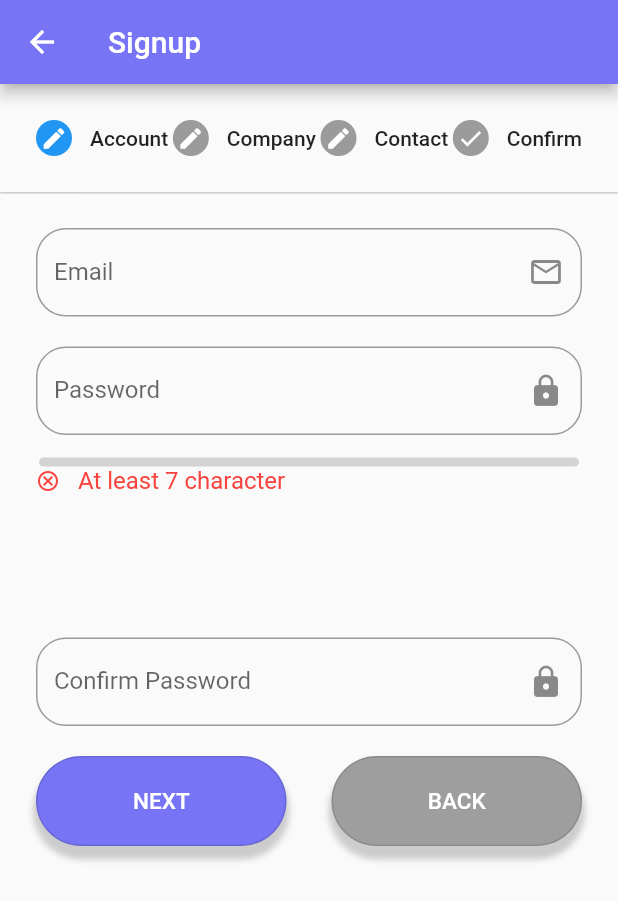
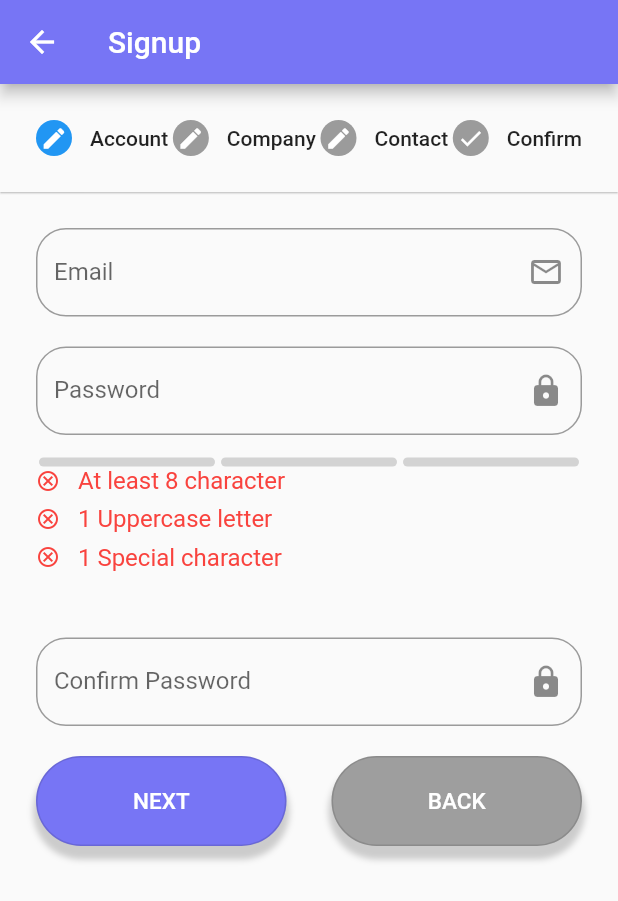
Before and after one commit to YoussefTahaMohammed/FlutterProject, a Flutter app: the Signup screen opened by its route, on a phone screen of 412 x 824 dp. Shown: the top 901 px of the screen. Run offline on Flutter 3.47's test engine with Material 2 defaults, Android fonts, the phone set to English and light mode, and no system bars; drawn by our look-alikes of flutter_pw_validator; our stand-ins replace awesome_dialog, email_validator, flutter_bloc, geocoding, geolocator, google_maps_flutter and 3 more; missing offline and left inert: favorite_button, flutter_polyline_points; accounts and stored records are empty.

Commit message:
LAST Inshaa Allah

```diff
--- a/lib/models/service_model.dart
+++ b/lib/models/service_model.dart
@@ -3,17 +3,20 @@ class ServiceModel {
   final String serviceName;
   final String serviceDescription;
   final int companyId;
+  final String companyName;
 
   ServiceModel({
     required this.id,
     required this.serviceName,
     required this.serviceDescription,
     required this.companyId,
+    required this.companyName,
   });
   factory ServiceModel.fromJson(Map<String,dynamic>json)=>ServiceModel(
       id:json["serviceid"],
       serviceName: json["servicename"],
       serviceDescription: json["servicedescription"],
-      companyId: json["companyid"]
+      companyId: json["companyid"],
+      companyName: json["companyname"]??""
   );
 }
--- a/lib/modules/signup/Signup.dart
+++ b/lib/modules/signup/Signup.dart
@@ -182,7 +182,9 @@ class _SignupState extends State<Signup> {
             SingleChildScrollView(
               child: FlutterPwValidator(
                   controller: pass,
-                  minLength: 7,
+                  minLength: 8,
+                  uppercaseCharCount: 1,
+                  specialCharCount: 1,
                   width: 400,
                   height:100,
                   onSuccess: (){},
```
Also changed, not shown: lib/modules/service/service_card.dart (+13 -1 lines).
